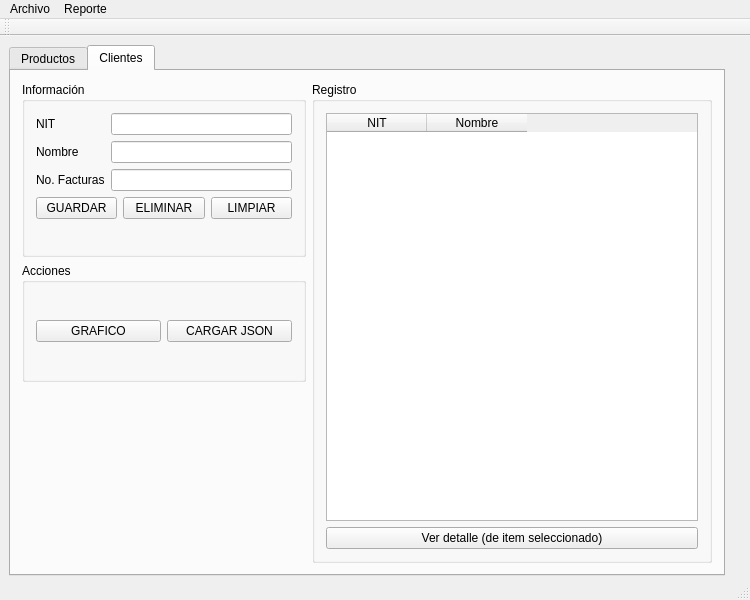
First picture: the form in mainwindow.ui, repository MacoChave/Practica1_SalesManager, before the edit.
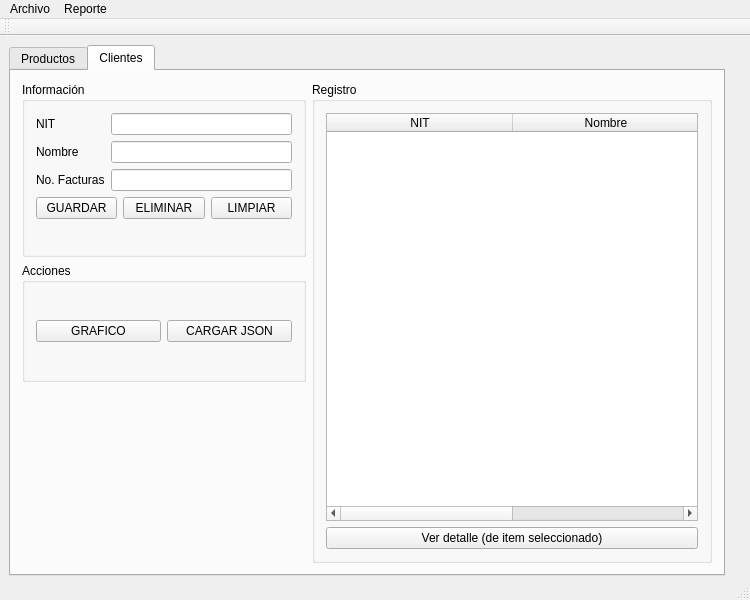
Second picture: the form after the edit.

What changed in the file:
```diff
--- a/mainwindow.ui
+++ b/mainwindow.ui
@@ -272,6 +272,15 @@
         <layout class="QGridLayout" name="gridLayout_6">
          <item row="0" column="0">
           <widget class="QTableWidget" name="tbl_cliente_registro">
+           <property name="columnCount">
+            <number>2</number>
+           </property>
+           <attribute name="horizontalHeaderDefaultSectionSize">
+            <number>186</number>
+           </attribute>
+           <attribute name="horizontalHeaderMinimumSectionSize">
+            <number>13</number>
+           </attribute>
            <column>
             <property name="text">
              <string>NIT</string>
```
Left out of the diff: 9 changed lines with no effect on the pictures.
